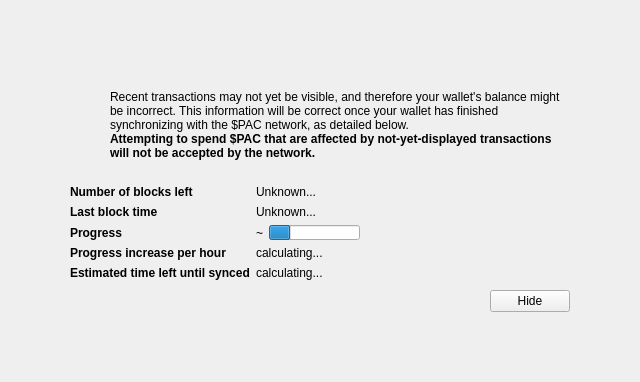
Qt form src/qt/forms/modaloverlay.ui (nending/dash) before a commit.
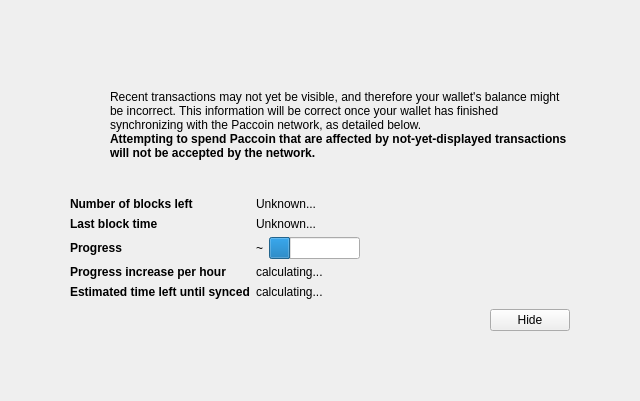
The same form after that commit. Icons and pictures are not drawn. Custom widgets are drawn as their Qt base class.

Commit message:
Revert "Fix bugs in interface"
This reverts commit e69b780e1d2dfe615424254f95e678abb2be6519.

```diff
--- a/src/qt/forms/modaloverlay.ui
+++ b/src/qt/forms/modaloverlay.ui
@@ -7,7 +7,7 @@
     <x>0</x>
     <y>0</y>
     <width>640</width>
-    <height>382</height>
+    <height>401</height>
    </rect>
   </property>
   <property name="windowTitle">
@@ -128,7 +128,7 @@
              <item>
               <widget class="QLabel" name="infoText">
                <property name="text">
-                <string>Recent transactions may not yet be visible, and therefore your wallet's balance might be incorrect. This information will be correct once your wallet has finished synchronizing with the $PAC network, as detailed below.</string>
+                <string>Recent transactions may not yet be visible, and therefore your wallet's balance might be incorrect. This information will be correct once your wallet has finished synchronizing with the Paccoin network, as detailed below.</string>
                </property>
                <property name="textFormat">
                 <enum>Qt::RichText</enum>
@@ -147,7 +147,7 @@
                 </font>
                </property>
                <property name="text">
-                <string>Attempting to spend $PAC that are affected by not-yet-displayed transactions will not be accepted by the network.</string>
+                <string>Attempting to spend Paccoin that are affected by not-yet-displayed transactions will not be accepted by the network.</string>
                </property>
                <property name="textFormat">
                 <enum>Qt::RichText</enum>
```
The commit also changes 2 other files.
